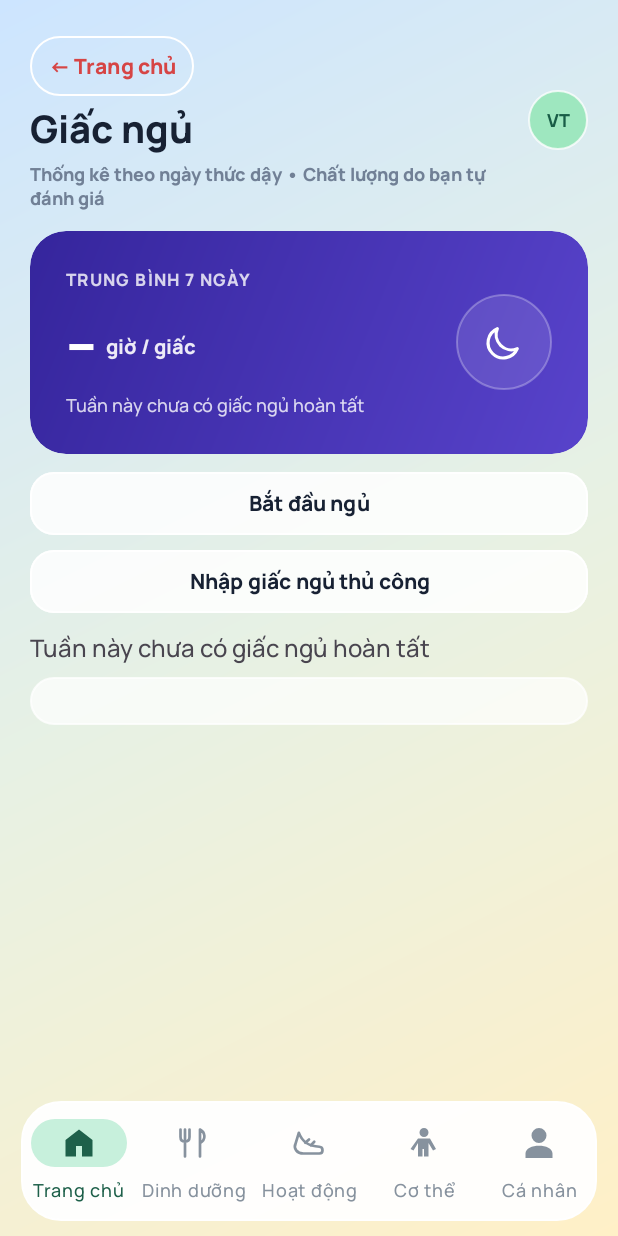
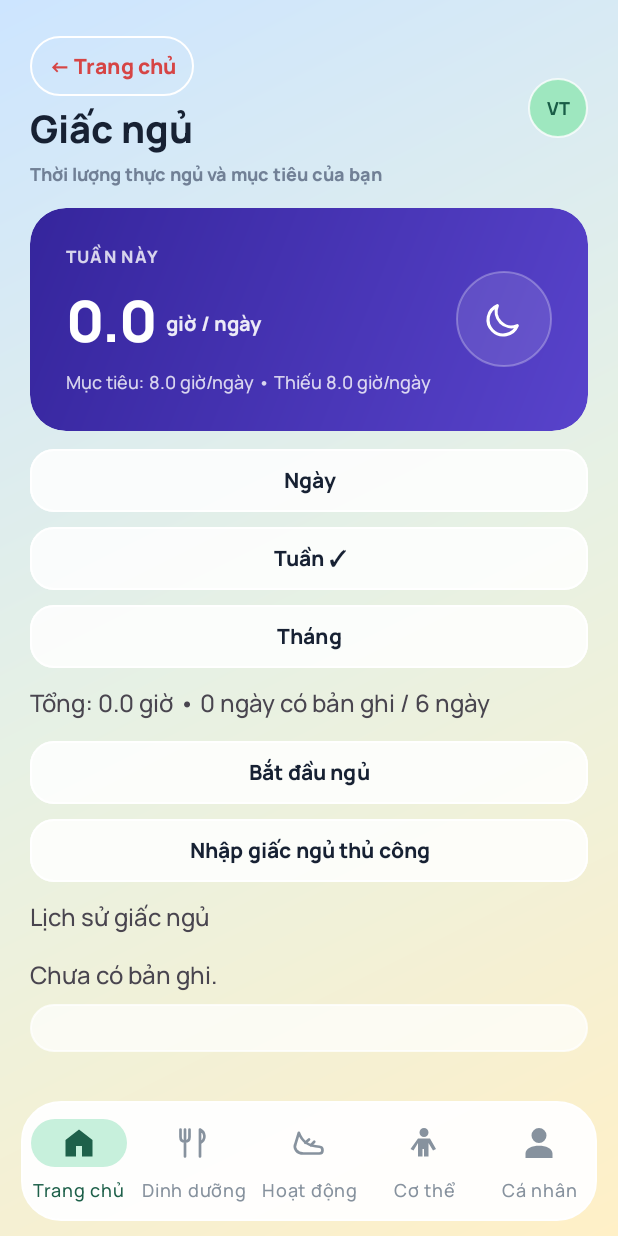
Before and after one commit to DoanDuongDDun/Nhom11-UDTheoDoiSucKhoe, an Android app: the screen it shows after launch (MainActivity), after a tap on "Giấc ngủ", on a phone screen of 412 x 824 dp. Run offline under Robolectric (Android 15) with nearby library versions, the phone set to English and light mode, and no system bars; our stand-ins replace Room's generated code, navigation-ui.

Commit message:
Save personal BTLFinal version with period and sleep features

```diff
--- /dev/null
+++ b/app/src/main/java/com/example/vitality/data/dao/PeriodDao.java
@@ -0,0 +1,19 @@
+package com.example.vitality.data.dao;
+
+import androidx.lifecycle.LiveData;
+import androidx.room.Dao;
+import androidx.room.Delete;
+import androidx.room.Insert;
+import androidx.room.Query;
+import androidx.room.Update;
+import java.util.List;
+import com.example.vitality.data.entity.PeriodEntry;
+
+@Dao public interface PeriodDao {
+    @Query("SELECT * FROM periods ORDER BY startDay DESC") LiveData<List<PeriodEntry>> observeAll();
+    @Query("SELECT * FROM periods ORDER BY startDay DESC") List<PeriodEntry> all();
+    @Query("SELECT COUNT(*) FROM periods WHERE id != :id AND startDay <= :end AND endDay >= :start") int overlaps(long id, long start, long end);
+    @Insert long insert(PeriodEntry entry);
+    @Update void update(PeriodEntry entry);
+    @Delete void delete(PeriodEntry entry);
+}
--- a/app/src/main/java/com/example/vitality/data/database/VitalityDatabase.java
+++ b/app/src/main/java/com/example/vitality/data/database/VitalityDatabase.java
@@ -6,13 +6,15 @@ import androidx.sqlite.db.SupportSQLiteDatabase;
 import com.example.vitality.data.entity.*;
 import com.example.vitality.data.dao.*;
 @Database(entities= {
-    BodyMeasurement.class,JournalEntry.class,UserProfile.class,HabitSchedule.class,HabitOccurrence.class,Symptom.class,Goal.class
+    BodyMeasurement.class,JournalEntry.class,UserProfile.class,HabitSchedule.class,HabitOccurrence.class,Symptom.class,Goal.class,PeriodEntry.class
 }
-,version=4,exportSchema=true) public abstract class VitalityDatabase extends RoomDatabase  {
+,version=5,exportSchema=true) public abstract class VitalityDatabase extends RoomDatabase  {
     public abstract BodyMeasurementDao measurements();
     public abstract WellnessDao wellness();
     public abstract SymptomDao symptoms();
     public abstract GoalDao goals();
+    public abstract PeriodDao periods();
+    public static final Migration MIGRATION_4_5=new Migration(4,5){public void migrate(SupportSQLiteDatabase db){db.execSQL("CREATE TABLE IF NOT EXISTS periods (id INTEGER PRIMARY KEY AUTOINCREMENT NOT NULL, startDay INTEGER NOT NULL, endDay INTEGER NOT NULL, symptoms TEXT, note TEXT)");db.execSQL("CREATE INDEX IF NOT EXISTS index_periods_startDay ON periods(startDay)");}};
     public static final Migration MIGRATION_3_4=new Migration(3,4){public void migrate(SupportSQLiteDatabase db){db.execSQL("CREATE TABLE IF NOT EXISTS goals (id INTEGER PRIMARY KEY AUTOINCREMENT NOT NULL,kind TEXT,title TEXT,keyword TEXT,target REAL NOT NULL,baseline REAL NOT NULL,createdAt INTEGER NOT NULL)");}};
     public static final Migration MIGRATION_1_2=new Migration(1,2) {
         public void migrate(SupportSQLiteDatabase db) {
@@ -36,7 +38,7 @@ import com.example.vitality.data.dao.*;
     private static volatile VitalityDatabase instance;
     public static VitalityDatabase get(Context c) {
         if(instance==null)synchronized(VitalityDatabase.class) {
-            if(instance==null)instance=Room.databaseBuilder(c.getApplicationContext(),VitalityDatabase.class,"vitality.db").addMigrations(MIGRATION_1_2,MIGRATION_2_3,MIGRATION_3_4).build();
+            if(instance==null)instance=Room.databaseBuilder(c.getApplicationContext(),VitalityDatabase.class,"vitality.db").addMigrations(MIGRATION_1_2,MIGRATION_2_3,MIGRATION_3_4,MIGRATION_4_5).build();
         }
         return instance;
     }
--- a/app/src/main/java/com/example/vitality/data/repository/WellnessRepository.java
+++ b/app/src/main/java/com/example/vitality/data/repository/WellnessRepository.java
@@ -11,10 +11,11 @@ public class WellnessRepository  {
     /** Sinh trước các lần thực hiện của 8 ngày tới; chỉ sinh lại khi phần đã sinh cách mốc mới ≥ 1 giờ. */
     private static final long LOOKAHEAD_MS=8*86400000L,REGENERATE_GAP_MS=3600000L;
     public final WellnessDao dao;
+    public final com.example.vitality.data.dao.PeriodDao periods;
     private final VitalityDatabase db;
     public WellnessRepository(Context c) {
         db=VitalityDatabase.get(c);
-        dao=db.wellness();
+        dao=db.wellness();periods=db.periods();
     }
     public void saveJournal(JournalEntry e) {
         db.runInTransaction(()-> {
@@ -26,6 +27,14 @@ public class WellnessRepository  {
             if(e.id==0)dao.insert(e);else dao.update(e);
         }
         );
+    }
+    public void savePeriod(PeriodEntry e) {
+        db.runInTransaction(() -> {
+            long today=Formats.dayStart(System.currentTimeMillis());
+            if(e.startDay>e.endDay||e.startDay>today||e.endDay>today)throw new IllegalArgumentException("Ngày ghi không hợp lệ");
+            if(periods.overlaps(e.id,e.startDay,e.endDay)>0)throw new IllegalArgumentException("Kỳ kinh trùng với bản ghi đã có");
+            if(e.id==0)periods.insert(e);else periods.update(e);
+        });
     }
     public void refreshHabits() {
         db.runInTransaction(()-> {
--- a/app/src/main/java/com/example/vitality/notification/ReminderScheduler.java
+++ b/app/src/main/java/com/example/vitality/notification/ReminderScheduler.java
@@ -12,7 +12,7 @@ public final class ReminderScheduler  {
         android.content.SharedPreferences prefs=c.getSharedPreferences("reminders",0);
         AlarmManager manager=(AlarmManager)c.getSystemService(Context.ALARM_SERVICE);
         manager.cancel(pending(c));
-        if(prefs.getBoolean("measure",false)||prefs.getBoolean("water",false)||prefs.getBoolean("bed",false)||prefs.getBoolean("habit",false))manager.setInexactRepeating(AlarmManager.RTC_WAKEUP,System.currentTimeMillis()+60000,15*60000L,pending(c));
+        if(prefs.getBoolean("measure",false)||prefs.getBoolean("water",false)||prefs.getBoolean("bed",false)||prefs.getBoolean("habit",false)||prefs.getBoolean("period",false))manager.setInexactRepeating(AlarmManager.RTC_WAKEUP,System.currentTimeMillis()+60000,15*60000L,pending(c));
         if(Build.VERSION.SDK_INT>=26) {
             NotificationManager nm=c.getSystemService(NotificationManager.class);
             nm.createNotificationChannel(new NotificationChannel("health","Nhắc nhở sức khỏe",NotificationManager.IMPORTANCE_DEFAULT));
--- a/app/src/main/java/com/example/vitality/ui/home/HomeFragment.java
+++ b/app/src/main/java/com/example/vitality/ui/home/HomeFragment.java
@@ -71,6 +71,7 @@ public class HomeFragment extends PageFragment  {
         binding.content.addView(cats.getRoot());
         cats.catActivity.setOnClickListener(x->navigate(R.id.activity));
         cats.catSleep.setOnClickListener(x->navigate(R.id.sleep));
+        cats.catPeriod.setOnClickListener(x->navigate(R.id.period));
         cats.catNutrition.setOnClickListener(x->navigate(R.id.nutrition));
         // Thẻ tiến độ hôm nay
         double[] ratios=new double[4];
--- a/app/src/main/java/com/example/vitality/ui/main/MainActivity.java
+++ b/app/src/main/java/com/example/vitality/ui/main/MainActivity.java
@@ -26,7 +26,7 @@ public class MainActivity extends AppCompatActivity  {
             int id=destination.getId();
             int tab=id;
             if(id==R.id.measurementEditor||id==R.id.comparison)tab=R.id.body;
-            else if(id==R.id.goals||id==R.id.goalEditor||id==R.id.sleep||id==R.id.habit||id==R.id.diary
+            else if(id==R.id.goals||id==R.id.goalEditor||id==R.id.sleep||id==R.id.period||id==R.id.habit||id==R.id.diary
                     ||id==R.id.statistics||id==R.id.symptom||id==R.id.symptomEditor)tab=R.id.home;
             android.view.MenuItem item=v.bottomNav.getMenu().findItem(tab);
             if(item!=null)item.setChecked(true);
--- a/app/src/main/java/com/example/vitality/ui/sleep/SleepFragment.java
+++ b/app/src/main/java/com/example/vitality/ui/sleep/SleepFragment.java
@@ -1,37 +1,85 @@
 package com.example.vitality.ui.sleep;
+
 import android.os.Bundle;
 import android.view.View;
 import androidx.appcompat.app.AlertDialog;
 import java.util.*;
+import com.example.vitality.R;
+import com.example.vitality.data.entity.*;
+import com.example.vitality.ui.diary.JournalEditorDialog;
 import com.example.vitality.ui.main.PageFragment;
-import com.example.vitality.ui.diary.JournalEditorDialog;
-import com.example.vitality.data.entity.*;
 import com.example.vitality.utils.*;
-public class SleepFragment extends PageFragment  {
-    @Override public void onViewCreated(View v,Bundle b) {
-        heading("Giấc ngủ","Thống kê theo ngày thức dậy • Chất lượng do bạn tự đánh giá");
-        observeAll(()-> {
-            List<JournalEntry> rows=vm.journals.getValue();if(rows==null)rows=Collections.emptyList();
-            clear();JournalEntry active=null;List<JournalEntry> sleeps=new ArrayList<>();double total=0;int count=0;for(JournalEntry e:rows)if(e.kind.equals("sleep")) {
-                sleeps.add(e);if(e.endedAt==null)active=e;else if(e.endedAt>=System.currentTimeMillis()-7*Formats.DAY_MS) {
-                    total+=HealthMath.sleepMinutesOrZero(e.startedAt,e.endedAt,e.awakeMinutes)/60;count++;
-                }
+
+public class SleepFragment extends PageFragment {
+    private int range = 1;
+    @Override public void onViewCreated(View view, Bundle state) {
+        if (state != null) range = state.getInt("range", 1);
+        heading("Giấc ngủ", "Thời lượng thực ngủ và mục tiêu của bạn");
+        observeAll(this::render, vm.journals, vm.profile, vm.goals);
+    }
+    private void render() {
+        if (binding == null) return;
+        clear();
+        List<JournalEntry> rows = vm.journals.getValue();
+        if (rows == null) rows = new ArrayList<>();
+        UserProfile profile = vm.profile.getValue();
+        double goal = GoalProgress.target(vm.goals.getValue(), "sleep", profile == null ? 8 : profile.sleepGoal);
+        long today = Formats.dayStart(System.currentTimeMillis());
+        Calendar cal = Calendar.getInstance(); cal.setTimeInMillis(today);
+        int days; long since;
+        if (range == 0) { since = today; days = 1; }
+        else if (range == 1) {
+            int offset = (cal.get(Calendar.DAY_OF_WEEK) + 5) % 7;
+            since = Formats.addDays(today, -offset); days = offset + 1;
+        } else {
+            since = Formats.addDays(today, 1 - cal.get(Calendar.DAY_OF_MONTH));
+            days = cal.get(Calendar.DAY_OF_MONTH);
+        }
+        TreeMap<Long, Double> daily = new TreeMap<>();
+        List<JournalEntry> sleeps = new ArrayList<>(); JournalEntry active = null;
+        for (JournalEntry e : rows) if ("sleep".equals(e.kind)) {
+            sleeps.add(e);
+            if (e.endedAt == null) active = e;
+            else if (e.endedAt >= since && e.endedAt <= System.currentTimeMillis()) {
+                long day = Formats.dayStart(e.endedAt);
+                daily.put(day, daily.getOrDefault(day, 0d) + HealthMath.sleepMinutesOrZero(e.startedAt, e.endedAt, e.awakeMinutes) / 60d);
             }
-            hero(com.example.vitality.R.drawable.bg_sleep_card,com.example.vitality.R.drawable.ic_moon,"TRUNG BÌNH 7 NGÀY",count==0?"--":Formats.number(total/count),"giờ / giấc",count==0?"Tuần này chưa có giấc ngủ hoàn tất":active!=null?"Đang ngủ từ "+Formats.date(active.startedAt):"Chất lượng do bạn tự đánh giá");if(active==null)button("Bắt đầu ngủ",()-> {
-                JournalEntry e=new JournalEntry();e.kind="sleep";vm.run(()->vm.wellness.saveJournal(e),true);
-            }
-            );else {
-                JournalEntry current=active;text("Đang ngủ từ "+Formats.date(current.startedAt));button("Kết thúc ngủ",()->JournalEditorDialog.create("sleep",current.id).show(getParentFragmentManager(),"sleep_editor"));
-            }
-            goalProgress("sleep");
-            button("Nhập giấc ngủ thủ công",()->JournalEditorDialog.create("sleep",0).show(getParentFragmentManager(),"sleep_editor"));text(count==0?"Tuần này chưa có giấc ngủ hoàn tất":"Trung bình 7 ngày: "+Formats.number(total/count)+" giờ / giấc");listStyle(com.example.vitality.R.drawable.ic_moon,com.example.vitality.R.drawable.bg_icon_violet,0xFF7360DD);list(sleeps,e->Formats.date(e.startedAt)+"\n"+(e.endedAt==null?"Đang hoạt động":Formats.date(e.endedAt)+" • "+Formats.number(HealthMath.sleepMinutesOrZero(e.startedAt,e.endedAt,e.awakeMinutes)/60)+" giờ • Chất lượng "+e.quality+"/5"),e->new AlertDialog.Builder(requireContext()).setItems(new String[] {
-                "Sửa / hoàn tất","Xóa"
-            }
-            ,(d,w)-> {
-                if(w==0)JournalEditorDialog.create("sleep",e.id).show(getParentFragmentManager(),"sleep_editor");else new AlertDialog.Builder(requireContext()).setTitle("Xóa phiên ngủ?").setNegativeButton("Hủy",null).setPositiveButton("Xóa",(a,c)->vm.run(()->vm.wellness.dao.delete(e),true)).show();
-            }
-            ).show());
         }
-        ,vm.journals,vm.goals);
+        double total = 0; for (double hours : daily.values()) total += hours;
+        double average = total / days;
+        hero(R.drawable.bg_sleep_card, R.drawable.ic_moon, range == 0 ? "HÔM NAY" : range == 1 ? "TUẦN NÀY" : "THÁNG NÀY",
+            Formats.number(average), "giờ / ngày", "Mục tiêu: " + Formats.number(goal) + " giờ/ngày • " +
+            (average >= goal ? "Đạt mục tiêu" : "Thiếu " + Formats.number(goal - average) + " giờ/ngày"));
+        button("Ngày" + (range == 0 ? " ✓" : ""), () -> { range = 0; render(); });
+        button("Tuần" + (range == 1 ? " ✓" : ""), () -> { range = 1; render(); });
+        button("Tháng" + (range == 2 ? " ✓" : ""), () -> { range = 2; render(); });
+        text("Tổng: " + Formats.number(total) + " giờ • " + daily.size() + " ngày có bản ghi / " + days + " ngày");
+        for (Map.Entry<Long, Double> day : daily.descendingMap().entrySet())
+            text(Formats.day(day.getKey()) + ": " + Formats.number(day.getValue()) + " giờ" + (day.getValue() >= goal ? " • Đạt mục tiêu" : ""));
+        if (active == null) button("Bắt đầu ngủ", () -> {
+            JournalEntry e = new JournalEntry(); e.kind = "sleep";
+            vm.run(() -> vm.wellness.saveJournal(e), true);
+        }); else {
+            JournalEntry current = active;
+            text("Đang ngủ từ " + Formats.date(current.startedAt));
+            button("Kết thúc ngủ", () -> JournalEditorDialog.create("sleep", current.id).show(getParentFragmentManager(), "sleep_editor"));
+        }
+        goalProgress("sleep");
+        button("Nhập giấc ngủ thủ công", () -> JournalEditorDialog.create("sleep", 0).show(getParentFragmentManager(), "sleep_editor"));
+        text("Lịch sử giấc ngủ");
+        if (sleeps.isEmpty()) text("Chưa có bản ghi.");
+        listStyle(R.drawable.ic_moon, R.drawable.bg_icon_violet, 0xFF7360DD);
+        list(sleeps, e -> Formats.date(e.startedAt) + "\n" + (e.endedAt == null ? "Đang ngủ" :
+            Formats.date(e.endedAt) + " • " + Formats.number(HealthMath.sleepMinutesOrZero(e.startedAt, e.endedAt, e.awakeMinutes) / 60) + " giờ"
+            + " • Thức " + Formats.number(e.awakeMinutes) + " phút • Chất lượng " + e.quality + "/5")
+            + (e.note == null || e.note.isEmpty() ? "" : "\n" + e.note), e ->
+            new AlertDialog.Builder(requireContext()).setItems(new String[]{"Sửa / hoàn tất", "Xóa"}, (dialog, choice) -> {
+                if (choice == 0) JournalEditorDialog.create("sleep", e.id).show(getParentFragmentManager(), "sleep_editor");
+                else new AlertDialog.Builder(requireContext()).setTitle("Xóa phiên ngủ?").setNegativeButton("Hủy", null)
+                    .setPositiveButton("Xóa", (d, w) -> vm.run(() -> vm.wellness.dao.delete(e), true)).show();
+            }).show());
+    }
+    @Override public void onSaveInstanceState(Bundle state) {
+        super.onSaveInstanceState(state); state.putInt("range", range);
     }
 }
--- a/app/src/main/java/com/example/vitality/viewmodel/VitalityViewModel.java
+++ b/app/src/main/java/com/example/vitality/viewmodel/VitalityViewModel.java
@@ -10,6 +10,7 @@ public class VitalityViewModel extends AndroidViewModel  {
     public final BodyRepository body;
     public final GoalRepository goalRepo;
     public final LiveData<List<Goal>> goals;
+    public final LiveData<List<PeriodEntry>> periods;
     public final WellnessRepository wellness;
     public final SymptomRepository symptomRepo;
     public final LiveData<List<Symptom>> symptoms;
@@ -25,7 +26,7 @@ public class VitalityViewModel extends AndroidViewModel  {
         super(app);
         body=new BodyRepository(app);
         goalRepo=new GoalRepository(app);goals=goalRepo.observe();
-        wellness=new WellnessRepository(app);
+        wellness=new WellnessRepository(app);periods=wellness.periods.observeAll();
         symptomRepo=new SymptomRepository(app);
         symptoms=symptomRepo.observeAll();
         measurements=body.observeAll();
--- a/app/src/main/res/layout/widget_home_categories.xml
+++ b/app/src/main/res/layout/widget_home_categories.xml
@@ -1,5 +1,5 @@
 <?xml version="1.0" encoding="utf-8"?>
-<LinearLayout xmlns:android="http://schemas.android.com/apk/res/android" xmlns:app="http://schemas.android.com/apk/res-auto" android:layout_width="match_parent" android:layout_height="wrap_content" android:layout_marginBottom="14dp" android:background="@drawable/bg_category_bar" android:orientation="horizontal" android:padding="5dp" android:weightSum="4">
+<LinearLayout xmlns:android="http://schemas.android.com/apk/res/android" xmlns:app="http://schemas.android.com/apk/res-auto" android:layout_width="match_parent" android:layout_height="wrap_content" android:layout_marginBottom="14dp" android:background="@drawable/bg_category_bar" android:orientation="horizontal" android:padding="5dp" android:weightSum="5">
     <LinearLayout android:id="@+id/cat_overview" android:layout_width="0dp" android:layout_height="58dp" android:layout_weight="1" android:background="@drawable/bg_chip_active" android:clickable="true" android:focusable="true" android:gravity="center" android:orientation="vertical">
         <ImageView android:layout_width="20dp" android:layout_height="20dp" android:importantForAccessibility="no" android:src="@drawable/ic_grid" app:tint="#172133"/>
         <TextView android:layout_width="wrap_content" android:layout_height="wrap_content" android:layout_marginTop="4dp" android:text="Tổng quan" android:textColor="#172133" android:textSize="11sp" android:textStyle="bold"/>
@@ -16,4 +16,8 @@
         <ImageView android:layout_width="20dp" android:layout_height="20dp" android:importantForAccessibility="no" android:src="@drawable/ic_fork" app:tint="#718091"/>
         <TextView android:layout_width="wrap_content" android:layout_height="wrap_content" android:layout_marginTop="4dp" android:text="Dinh dưỡng" android:textColor="#718091" android:textSize="11sp" android:textStyle="bold"/>
     </LinearLayout>
+    <LinearLayout android:id="@+id/cat_period" android:layout_width="0dp" android:layout_height="58dp" android:layout_weight="1" android:clickable="true" android:focusable="true" android:contentDescription="Chu kỳ kinh nguyệt" android:gravity="center" android:orientation="vertical">
+        <ImageView android:layout_width="20dp" android:layout_height="20dp" android:importantForAccessibility="no" android:src="@drawable/ic_heart" app:tint="#718091"/>
+        <TextView android:layout_width="wrap_content" android:layout_height="wrap_content" android:layout_marginTop="4dp" android:text="Kỳ kinh" android:textColor="#718091" android:textSize="11sp" android:textStyle="bold"/>
+    </LinearLayout>
 </LinearLayout>
--- a/app/src/main/res/navigation/main_graph.xml
+++ b/app/src/main/res/navigation/main_graph.xml
@@ -9,6 +9,7 @@
     <fragment android:id="@+id/profile" android:name="com.example.vitality.ui.profile.ProfileFragment" android:label="Cá nhân"/>
     <fragment android:id="@+id/measurementEditor" android:name="com.example.vitality.ui.body.MeasurementEditorFragment"/>
     <fragment android:id="@+id/comparison" android:name="com.example.vitality.ui.body.ComparisonFragment"/>
+    <fragment android:id="@+id/period" android:name="com.example.vitality.ui.period.PeriodFragment" android:label="Chu kỳ kinh nguyệt"/>
     <fragment android:id="@+id/sleep" android:name="com.example.vitality.ui.sleep.SleepFragment"/>
     <fragment android:id="@+id/habit" android:name="com.example.vitality.ui.habit.HabitFragment"/>
     <fragment android:id="@+id/symptom" android:name="com.example.vitality.ui.symptom.SymptomFragment" android:label="Triệu chứng"/>
--- a/gradle/libs.versions.toml
+++ b/gradle/libs.versions.toml
@@ -1,5 +1,5 @@
 [versions]
-agp = "9.4.1"
+agp = "9.3.0"
 junit = "4.13.2"
 junitVersion = "1.3.0"
 espressoCore = "3.7.0"
```
Also changed, not shown: app/src/main/java/com/example/vitality/data/entity/PeriodEntry.java (added, +14 -0 lines), app/src/main/java/com/example/vitality/notification/ReminderReceiver.java (+17 -0 lines), app/src/main/java/com/example/vitality/ui/period/PeriodEditorDialog.java (added, +87 -0 lines), app/src/main/java/com/example/vitality/ui/period/PeriodFragment.java (added, +123 -0 lines), app/src/main/java/com/example/vitality/utils/PeriodLogic.java (added, +44 -0 lines), 1 other file.
